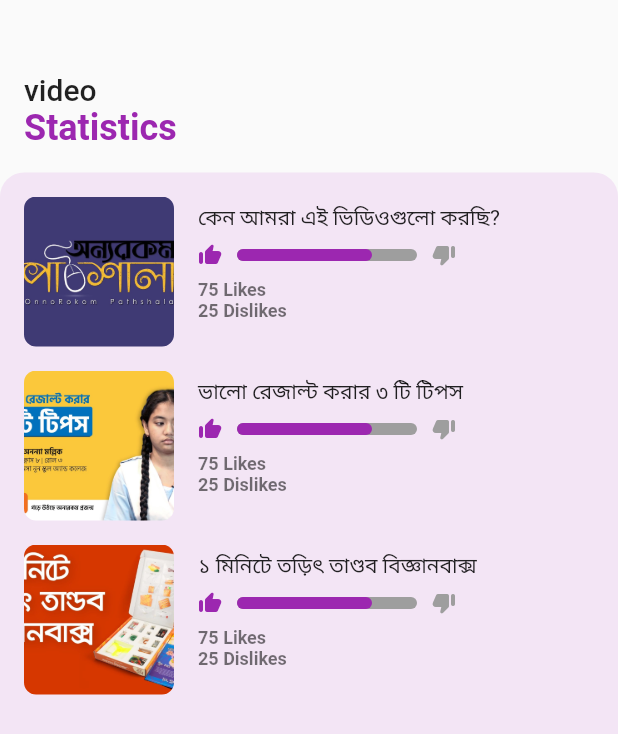
After one commit to 7ANV1R/streaming_app, a Flutter app: the screen it shows after launch, after a tap on the "insights" icon, on a phone screen of 412 x 824 dp. The commit adds this screen. Shown: the top 734 px of the screen. Run offline on Flutter 3.47's test engine with Material 2 defaults, Android fonts, the light colour scheme and no system bars; drawn by our look-alikes of percent_indicator; our stand-ins replace bloc, chewie, equatable, flutter_bloc, shared_preferences, video_player.

Commit message:
📈added stats page

```diff
--- a/lib/Home/view/homeview.dart
+++ b/lib/Home/view/homeview.dart
@@ -1,5 +1,6 @@
 import 'package:flutter/material.dart';
 import 'package:streaming_app/Home/view/widgets/feed.dart';
+import 'package:streaming_app/Stats/stats_page.dart';
 import 'package:streaming_app/core/ui_helper.dart';
 
 class HomeView extends StatefulWidget {
@@ -23,7 +24,7 @@ class _HomePageState extends State<HomeView> {
         leading: IconButton(
           onPressed: () {},
           icon: const Icon(
-            Icons.menu_rounded,
+            Icons.more_vert_outlined,
           ),
         ),
         actions: [
@@ -41,7 +42,11 @@ class _HomePageState extends State<HomeView> {
         children: [
           Padding(
             padding: const EdgeInsets.only(left: 16.0, right: 16.0, top: 16.0),
-            child: RichText(
+            child: Row(
+              mainAxisAlignment: MainAxisAlignment.spaceBetween,
+              crossAxisAlignment: CrossAxisAlignment.start,
+              children: [
+                RichText(
                   text: TextSpan(
                     text: 'Let\'s\n',
                     style: textTheme.headline6,
@@ -55,6 +60,21 @@ class _HomePageState extends State<HomeView> {
                       ),
                     ],
                   ),
+                ),
+                IconButton(
+                  onPressed: () {
+                    Navigator.push(
+                      context,
+                      MaterialPageRoute(
+                        builder: (context) => const StatsPage(),
+                      ),
+                    );
+                  },
+                  icon: const Icon(
+                    Icons.insights,
+                  ),
+                ),
+              ],
             ),
           ),
           kVerticalSpaceM,
--- a/lib/Home/view/widgets/video_card.dart
+++ b/lib/Home/view/widgets/video_card.dart
@@ -22,7 +22,6 @@ class VideoCard extends StatelessWidget {
   Widget build(BuildContext context) {
     return InkWell(
       onTap: () {
-        log(videos[index]['title']);
         Navigator.push(
           context,
           MaterialPageRoute(
--- /dev/null
+++ b/lib/Stats/stats_page.dart
@@ -0,0 +1,72 @@
+import 'package:flutter/material.dart';
+import 'package:streaming_app/Stats/widgets/stats_card.dart';
+import 'package:streaming_app/core/ui_helper.dart';
+import 'package:streaming_app/data/temp_data.dart';
+
+class StatsPage extends StatefulWidget {
+  const StatsPage({Key? key}) : super(key: key);
+
+  @override
+  State<StatsPage> createState() => _StatsPageState();
+}
+
+class _StatsPageState extends State<StatsPage> {
+  @override
+  Widget build(BuildContext context) {
+    List videos = videoData;
+
+    var textTheme = Theme.of(context).textTheme;
+    return Scaffold(
+      body: Column(
+        mainAxisAlignment: MainAxisAlignment.start,
+        crossAxisAlignment: CrossAxisAlignment.stretch,
+        children: [
+          Padding(
+            padding: const EdgeInsets.only(left: 16.0, right: 16.0, top: 48.0),
+            child: RichText(
+              text: TextSpan(
+                text: 'video\n',
+                style: textTheme.headline6,
+                children: <TextSpan>[
+                  TextSpan(
+                    text: 'Statistics',
+                    style: textTheme.headline5!.copyWith(
+                      fontWeight: FontWeight.bold,
+                      color: Colors.purple,
+                    ),
+                  ),
+                ],
+              ),
+            ),
+          ),
+          kVerticalSpaceM,
+
+          //background
+          Expanded(
+            child: Container(
+              decoration: BoxDecoration(
+                borderRadius: const BorderRadius.vertical(
+                  top: Radius.circular(16.0),
+                ),
+                color: Colors.purple[50],
+              ),
+              //content clip
+              child: ClipRRect(
+                borderRadius: const BorderRadius.vertical(
+                  top: Radius.circular(16.0),
+                ),
+                child: ListView.builder(
+                  physics: const BouncingScrollPhysics(),
+                  itemCount: videos.length,
+                  itemBuilder: (context, index) {
+                    return StatsCard(videos: videos, index: index);
+                  },
+                ),
+              ),
+            ),
+          ),
+        ],
+      ),
+    );
+  }
+}
--- /dev/null
+++ b/lib/Stats/widgets/stats_card.dart
@@ -0,0 +1,76 @@
+import 'package:flutter/material.dart';
+import 'package:percent_indicator/percent_indicator.dart';
+import 'package:streaming_app/core/ui_helper.dart';
+
+class StatsCard extends StatelessWidget {
+  const StatsCard({
+    Key? key,
+    required this.videos,
+    required this.index,
+  }) : super(key: key);
+
+  final List videos;
+  final int index;
+
+  @override
+  Widget build(BuildContext context) {
+    var textTheme = Theme.of(context).textTheme;
+    return Padding(
+      padding: const EdgeInsets.only(top: 16, left: 16),
+      child: Row(
+        crossAxisAlignment: CrossAxisAlignment.start,
+        children: [
+          Container(
+            height: 100,
+            width: 100,
+            decoration: BoxDecoration(
+              borderRadius: BorderRadius.circular(8),
+              image: DecorationImage(
+                fit: BoxFit.cover,
+                image: AssetImage(
+                  videos[index]['thumbnail'],
+                ),
+              ),
+            ),
+          ),
+          kHorizontalSpaceM,
+          Column(
+            crossAxisAlignment: CrossAxisAlignment.start,
+            children: [
+              kVerticalSpaceXS,
+              Text(
+                videos[index]['title'],
+              ),
+              kVerticalSpaceS,
+              LinearPercentIndicator(
+                leading: const Icon(
+                  Icons.thumb_up_alt_rounded,
+                  size: 16,
+                  color: Colors.purple,
+                ),
+                trailing: const Icon(
+                  Icons.thumb_down_alt_rounded,
+                  color: Colors.grey,
+                  size: 16,
+                ),
+                animation: true,
+                width: 140.0,
+                lineHeight: 8.0,
+                percent: 0.75,
+                backgroundColor: Colors.grey,
+                progressColor: Colors.purple,
+                barRadius: const Radius.circular(16),
+                animationDuration: 800,
+              ),
+              kVerticalSpaceS,
+              Text(
+                '75 Likes\n25 Dislikes',
+                style: textTheme.bodySmall!.copyWith(fontWeight: FontWeight.bold),
+              )
+            ],
+          ),
+        ],
+      ),
+    );
+  }
+}
--- a/pubspec.yaml
+++ b/pubspec.yaml
@@ -24,6 +24,9 @@ dependencies:
   video_player: ^2.4.6
   shared_preferences: ^2.0.15
 
+  #percent indicator for stats
+  percent_indicator: ^4.2.2
+
 dev_dependencies:
   flutter_test:
     sdk: flutter
```
Also changed, not shown: pubspec.lock. Lines whose indentation alone changed are shown as unchanged.
